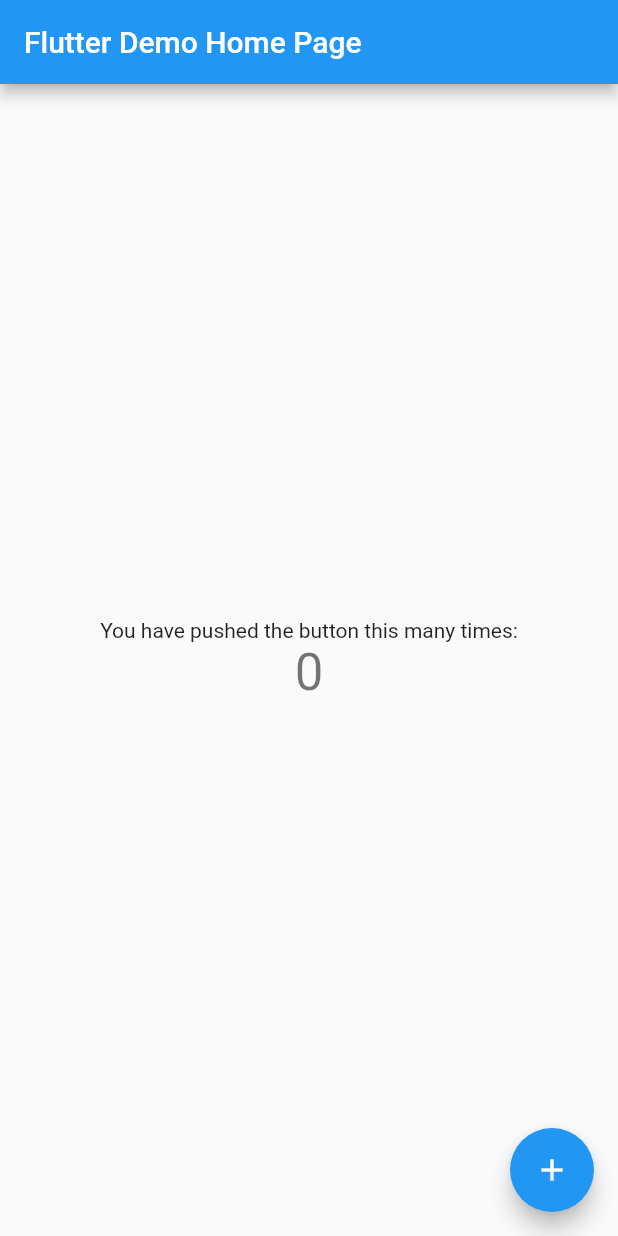
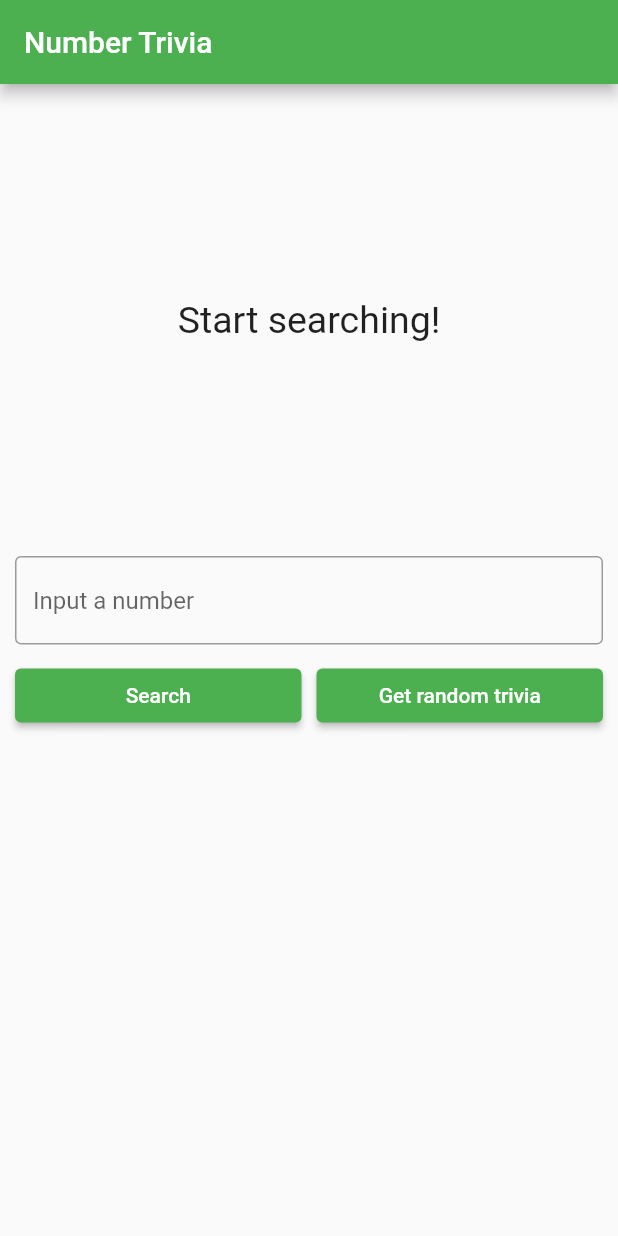
Before and after one commit to castrors/trivia_clean, a Flutter app: the screen it shows after launch, on a phone screen of 412 x 824 dp. Run offline on Flutter 3.47's test engine with Material 2 defaults, Android fonts, the phone set to English and light mode, and no system bars; our stand-ins replace bloc, dartz, equatable, flutter_bloc, get_it, shared_preferences; missing offline and left inert: data_connection_checker_tv.

Commit message:
finish class 14 and the tdd clean course

```diff
--- /dev/null
+++ b/lib/features/number_trivia/presentation/pages/number_trivia_page.dart
@@ -0,0 +1,63 @@
+import 'package:flutter/material.dart';
+import 'package:flutter_bloc/flutter_bloc.dart';
+import 'package:trivia_clean/injection_container.dart';
+
+import '../bloc/number_trivia_bloc.dart';
+import '../widgets/widgets.dart';
+
+class NumberTriviaPage extends StatelessWidget {
+  const NumberTriviaPage({Key? key}) : super(key: key);
+
+  @override
+  Widget build(BuildContext context) {
+    return Scaffold(
+      appBar: AppBar(
+        title: const Text('Number Trivia'),
+      ),
+      body: SingleChildScrollView(
+        child: buildBody(context),
+      ),
+    );
+  }
+
+  BlocProvider<NumberTriviaBloc> buildBody(BuildContext context) {
+    return BlocProvider(
+      create: (_) => sl<NumberTriviaBloc>(),
+      child: Center(
+        child: Padding(
+          padding: const EdgeInsets.all(10.0),
+          child: Column(
+            children: [
+              const SizedBox(height: 10),
+              // Top half
+              BlocBuilder<NumberTriviaBloc, NumberTriviaState>(
+                builder: (context, state) {
+                  if (state is Empty) {
+                    return const MessageDisplay(
+                      message: 'Start searching!',
+                    );
+                  } else if (state is Loading) {
+                    return const LoadingWidget();
+                  } else if (state is Loaded) {
+                    return TriviaDisplay(
+                      numberTrivia: state.trivia,
+                    );
+                  } else if (state is Error) {
+                    return MessageDisplay(
+                      message: state.message,
+                    );
+                  }
+                  return Container();
+                },
+              ),
+
+              const SizedBox(height: 20),
+              // Bottom half
+              const TriviaControls()
+            ],
+          ),
+        ),
+      ),
+    );
+  }
+}
--- /dev/null
+++ b/lib/features/number_trivia/presentation/widgets/message_display.dart
@@ -0,0 +1,25 @@
+import 'package:flutter/material.dart';
+
+class MessageDisplay extends StatelessWidget {
+  final String message;
+  const MessageDisplay({
+    Key? key,
+    required this.message,
+  }) : super(key: key);
+
+  @override
+  Widget build(BuildContext context) {
+    return SizedBox(
+      height: MediaQuery.of(context).size.height / 3,
+      child: Center(
+        child: SingleChildScrollView(
+          child: Text(
+            message,
+            style: const TextStyle(fontSize: 25),
+            textAlign: TextAlign.center,
+          ),
+        ),
+      ),
+    );
+  }
+}
--- /dev/null
+++ b/lib/features/number_trivia/presentation/widgets/trivia_controls.dart
@@ -0,0 +1,70 @@
+import 'package:flutter/material.dart';
+import 'package:flutter_bloc/flutter_bloc.dart';
+
+import '../bloc/number_trivia_bloc.dart';
+
+class TriviaControls extends StatefulWidget {
+  const TriviaControls({
+    Key? key,
+  }) : super(key: key);
+
+  @override
+  State<TriviaControls> createState() => _TriviaControlsState();
+}
+
+class _TriviaControlsState extends State<TriviaControls> {
+  final controller = TextEditingController();
+  late String inputStr;
+
+  @override
+  Widget build(BuildContext context) {
+    return Column(
+      children: [
+        // TextField
+        TextField(
+          controller: controller,
+          keyboardType: TextInputType.number,
+          decoration: const InputDecoration(
+            border: OutlineInputBorder(),
+            hintText: 'Input a number',
+          ),
+          onChanged: ((value) {
+            inputStr = value;
+          }),
+          onSubmitted: (_) {
+            dispatchConcrete();
+          },
+        ),
+        const SizedBox(height: 10),
+        Row(
+          children: [
+            Expanded(
+              child: ElevatedButton(
+                child: Text('Search'),
+                onPressed: dispatchConcrete,
+              ),
+            ),
+            const SizedBox(width: 10),
+            Expanded(
+              child: ElevatedButton(
+                child: Text('Get random trivia'),
+                onPressed: dispatchRandom,
+              ),
+            ),
+          ],
+        )
+      ],
+    );
+  }
+
+  void dispatchConcrete() {
+    controller.clear();
+    BlocProvider.of<NumberTriviaBloc>(context)
+        .add(GetTriviaForConcreteNumber(inputStr));
+  }
+
+  void dispatchRandom() {
+    controller.clear();
+    BlocProvider.of<NumberTriviaBloc>(context).add(GetTriviaForRandomNumber());
+  }
+}
--- /dev/null
+++ b/lib/features/number_trivia/presentation/widgets/widgets.dart
@@ -0,0 +1,4 @@
+export 'loading_widget.dart';
+export 'message_display.dart';
+export 'trivia_display.dart';
+export 'trivia_controls.dart';
--- a/lib/main.dart
+++ b/lib/main.dart
@@ -1,117 +1,27 @@
+import 'dart:async';
+
 import 'package:flutter/material.dart';
+import 'package:trivia_clean/features/number_trivia/presentation/pages/number_trivia_page.dart';
 import 'injection_container.dart' as di;
 
 void main() async {
+  WidgetsFlutterBinding.ensureInitialized();
   await di.init();
+
   runApp(const MyApp());
 }
 
 class MyApp extends StatelessWidget {
   const MyApp({Key? key}) : super(key: key);
 
-  // This widget is the root of your application.
   @override
   Widget build(BuildContext context) {
     return MaterialApp(
-      title: 'Flutter Demo',
+      title: 'Number Trivia',
       theme: ThemeData(
-        // This is the theme of your application.
-        //
-        // Try running your application with "flutter run". You'll see the
-        // application has a blue toolbar. Then, without quitting the app, try
-        // changing the primarySwatch below to Colors.green and then invoke
-        // "hot reload" (press "r" in the console where you ran "flutter run",
-        // or simply save your changes to "hot reload" in a Flutter IDE).
-        // Notice that the counter didn't reset back to zero; the application
-        // is not restarted.
-        primarySwatch: Colors.blue,
+        primarySwatch: Colors.green,
       ),
-      home: const MyHomePage(title: 'Flutter Demo Home Page'),
+      home: const NumberTriviaPage(),
     );
   }
 }
-
-class MyHomePage extends StatefulWidget {
-  const MyHomePage({Key? key, required this.title}) : super(key: key);
-
-  // This widget is the home page of your application. It is stateful, meaning
-  // that it has a State object (defined below) that contains fields that affect
-  // how it looks.
-
-  // This class is the configuration for the state. It holds the values (in this
-  // case the title) provided by the parent (in this case the App widget) and
-  // used by the build method of the State. Fields in a Widget subclass are
-  // always marked "final".
-
-  final String title;
-
-  @override
-  State<MyHomePage> createState() => _MyHomePageState();
-}
-
-class _MyHomePageState extends State<MyHomePage> {
-  int _counter = 0;
-
-  void _incrementCounter() {
-    setState(() {
-      // This call to setState tells the Flutter framework that something has
-      // changed in this State, which causes it to rerun the build method below
-      // so that the display can reflect the updated values. If we changed
-      // _counter without calling setState(), then the build method would not be
-      // called again, and so nothing would appear to happen.
-      _counter++;
-    });
-  }
-
-  @override
-  Widget build(BuildContext context) {
-    // This method is rerun every time setState is called, for instance as done
-    // by the _incrementCounter method above.
-    //
-    // The Flutter framework has been optimized to make rerunning build methods
-    // fast, so that you can just rebuild anything that needs updating rather
-    // than having to individually change instances of widgets.
-    return Scaffold(
-      appBar: AppBar(
-        // Here we take the value from the MyHomePage object that was created by
-        // the App.build method, and use it to set our appbar title.
-        title: Text(widget.title),
-      ),
-      body: Center(
-        // Center is a layout widget. It takes a single child and positions it
-        // in the middle of the parent.
-        child: Column(
-          // Column is also a layout widget. It takes a list of children and
-          // arranges them vertically. By default, it sizes itself to fit its
-          // children horizontally, and tries to be as tall as its parent.
-          //
-          // Invoke "debug painting" (press "p" in the console, choose the
-          // "Toggle Debug Paint" action from the Flutter Inspector in Android
-          // Studio, or the "Toggle Debug Paint" command in Visual Studio Code)
-          // to see the wireframe for each widget.
-          //
-          // Column has various properties to control how it sizes itself and
-          // how it positions its children. Here we use mainAxisAlignment to
-          // center the children vertically; the main axis here is the vertical
-          // axis because Columns are vertical (the cross axis would be
-          // horizontal).
-          mainAxisAlignment: MainAxisAlignment.center,
-          children: <Widget>[
-            const Text(
-              'You have pushed the button this many times:',
-            ),
-            Text(
-              '$_counter',
-              style: Theme.of(context).textTheme.headline4,
-            ),
-          ],
-        ),
-      ),
-      floatingActionButton: FloatingActionButton(
-        onPressed: _incrementCounter,
-        tooltip: 'Increment',
-        child: const Icon(Icons.add),
-      ), // This trailing comma makes auto-formatting nicer for build methods.
-    );
-  }
-}
```
Also changed, not shown: lib/features/number_trivia/presentation/bloc/number_trivia_bloc.dart (+6 -6 lines), lib/features/number_trivia/presentation/widgets/loading_widget.dart (added, +17 -0 lines), lib/features/number_trivia/presentation/widgets/trivia_display.dart (added, +37 -0 lines), 6 other files.
